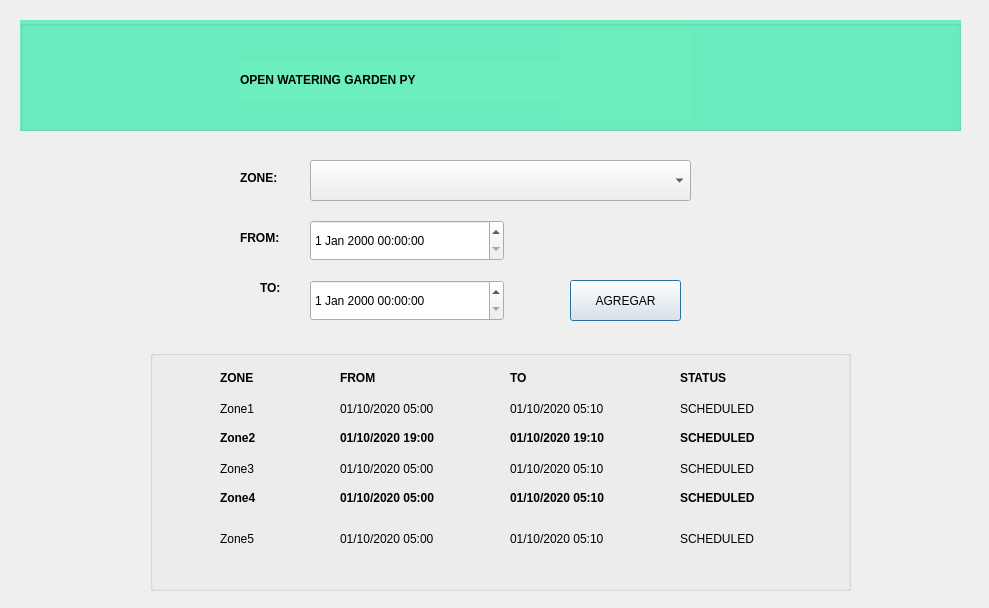
Before: the Qt Designer form opengarden/schedule.ui in williamtoll/open-garden-py, drawn with Qt 5.
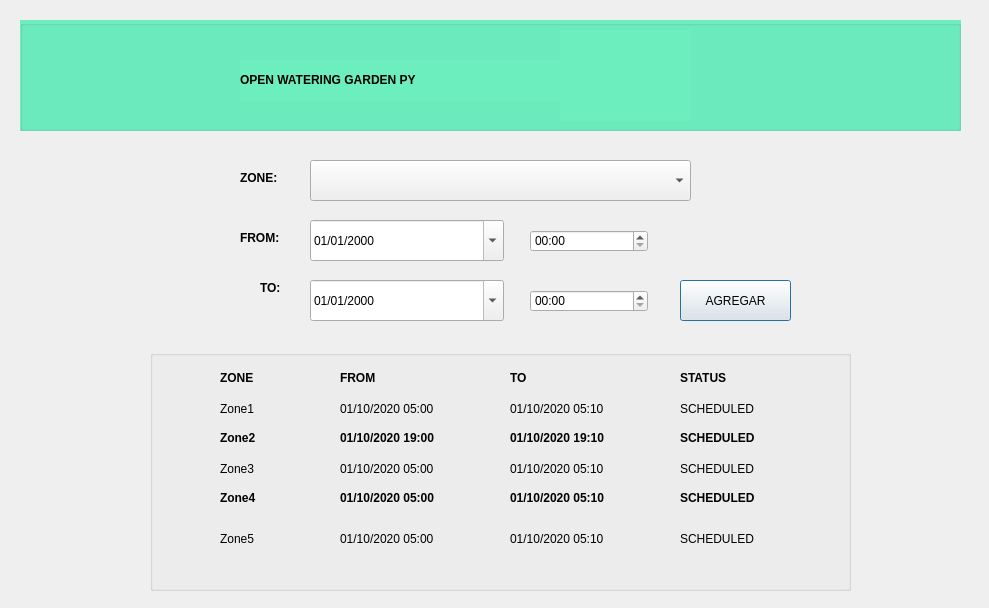
After: the same form once the commit is applied. Icons and pictures are not drawn.

What changed in the file:
```diff
--- a/opengarden/schedule.ui
+++ b/opengarden/schedule.ui
@@ -122,7 +122,7 @@
   <widget class="QPushButton" name="pushButton">
    <property name="geometry">
     <rect>
-     <x>570</x>
+     <x>680</x>
      <y>280</y>
      <width>111</width>
      <height>41</height>
@@ -469,6 +469,12 @@
      <height>41</height>
     </rect>
    </property>
+   <property name="displayFormat">
+    <string>dd/MM/yyyy</string>
+   </property>
+   <property name="calendarPopup">
+    <bool>true</bool>
+   </property>
   </widget>
   <widget class="QDateTimeEdit" name="dateTimeEdit_2">
    <property name="geometry">
@@ -478,6 +484,44 @@
      <width>194</width>
      <height>41</height>
     </rect>
+   </property>
+   <property name="displayFormat">
+    <string>dd/MM/yyyy</string>
+   </property>
+   <property name="calendarPopup">
+    <bool>true</bool>
+   </property>
+  </widget>
+  <widget class="QTimeEdit" name="timeEditFrom">
+   <property name="geometry">
+    <rect>
+     <x>530</x>
+     <y>230</y>
+     <width>118</width>
+     <height>22</height>
+    </rect>
+   </property>
+   <property name="displayFormat">
+    <string>HH:mm</string>
+   </property>
+   <property name="calendarPopup">
+    <bool>true</bool>
+   </property>
+  </widget>
+  <widget class="QTimeEdit" name="timeEditTo">
+   <property name="geometry">
+    <rect>
+     <x>530</x>
+     <y>290</y>
+     <width>118</width>
+     <height>22</height>
+    </rect>
+   </property>
+   <property name="displayFormat">
+    <string>HH:mm</string>
+   </property>
+   <property name="calendarPopup">
+    <bool>true</bool>
    </property>
   </widget>
  </widget>
```
Left out of the diff: 8 changed lines with no effect on the pictures.
